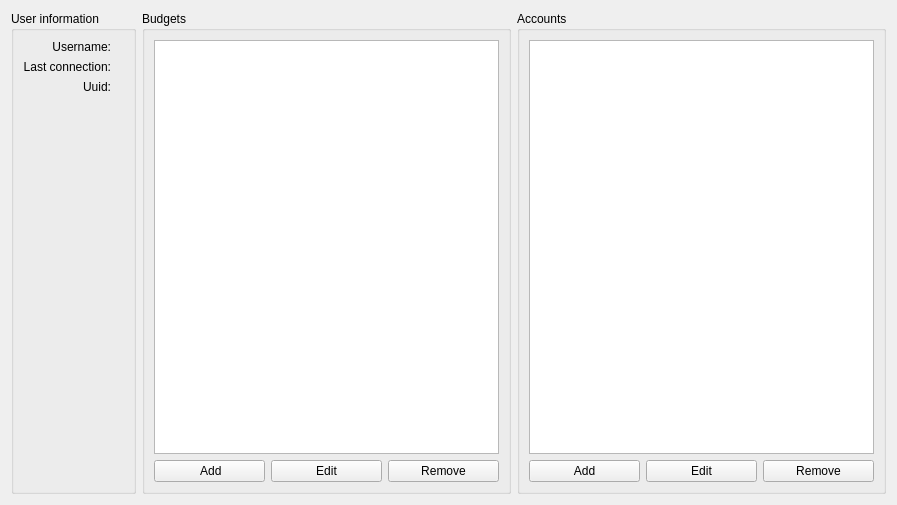
Old version of the form ui/viewers/userviewer.ui in the repository koromodako/picsou.
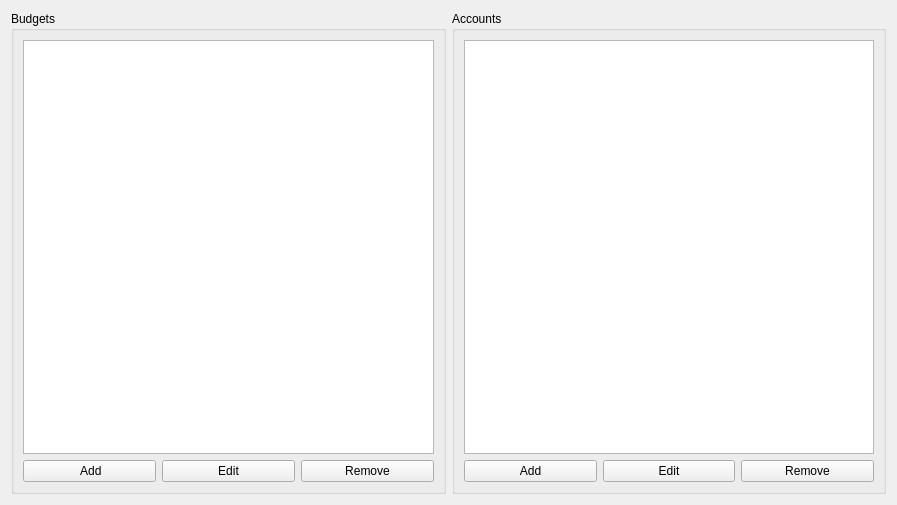
New version of the form. Icons and pictures are not drawn.

```diff
--- a/ui/viewers/userviewer.ui
+++ b/ui/viewers/userviewer.ui
@@ -14,91 +14,6 @@
    <string>Form</string>
   </property>
   <layout class="QHBoxLayout" name="horizontalLayout">
-   <item>
-    <widget class="QGroupBox" name="group_user_info">
-     <property name="title">
-      <string>User information</string>
-     </property>
-     <layout class="QVBoxLayout" name="verticalLayout_5">
-      <item>
-       <layout class="QHBoxLayout" name="horizontalLayout_2">
-        <item>
-         <layout class="QVBoxLayout" name="verticalLayout_4">
-          <item>
-           <widget class="QLabel" name="username_key">
-            <property name="text">
-             <string>Username:</string>
-            </property>
-            <property name="alignment">
-             <set>Qt::AlignRight|Qt::AlignTrailing|Qt::AlignVCenter</set>
-            </property>
-           </widget>
-          </item>
-          <item>
-           <widget class="QLabel" name="last_conn_key">
-            <property name="text">
-             <string>Last connection:</string>
-            </property>
-            <property name="alignment">
-             <set>Qt::AlignRight|Qt::AlignTrailing|Qt::AlignVCenter</set>
-            </property>
-           </widget>
-          </item>
-          <item>
-           <widget class="QLabel" name="uuid_key">
-            <property name="text">
-             <string>Uuid:</string>
-            </property>
-            <property name="alignment">
-             <set>Qt::AlignRight|Qt::AlignTrailing|Qt::AlignVCenter</set>
-            </property>
-           </widget>
-          </item>
-         </layout>
-        </item>
-        <item>
-         <layout class="QVBoxLayout" name="verticalLayout">
-          <item>
-           <widget class="QLabel" name="uuid_value">
-            <property name="text">
-             <string>&lt;uuid&gt;</string>
-            </property>
-           </widget>
-          </item>
-          <item>
-           <widget class="QLabel" name="username_vaue">
-            <property name="text">
-             <string>&lt;username&gt;</string>
-            </property>
-           </widget>
-          </item>
-          <item>
-           <widget class="QLabel" name="last_conn_value">
-            <property name="text">
-             <string>&lt;last-connection&gt;</string>
-            </property>
-           </widget>
-          </item>
-         </layout>
-        </item>
-       </layout>
-      </item>
-      <item>
-       <spacer name="user_info_vspacer">
-        <property name="orientation">
-         <enum>Qt::Vertical</enum>
-        </property>
-        <property name="sizeHint" stdset="0">
-         <size>
-          <width>20</width>
-          <height>342</height>
-         </size>
-        </property>
-       </spacer>
-      </item>
-     </layout>
-    </widget>
-   </item>
    <item>
     <widget class="QGroupBox" name="group_budgets">
      <property name="title">
```
Left out of the diff: 4 changed lines with no effect on the pictures.
